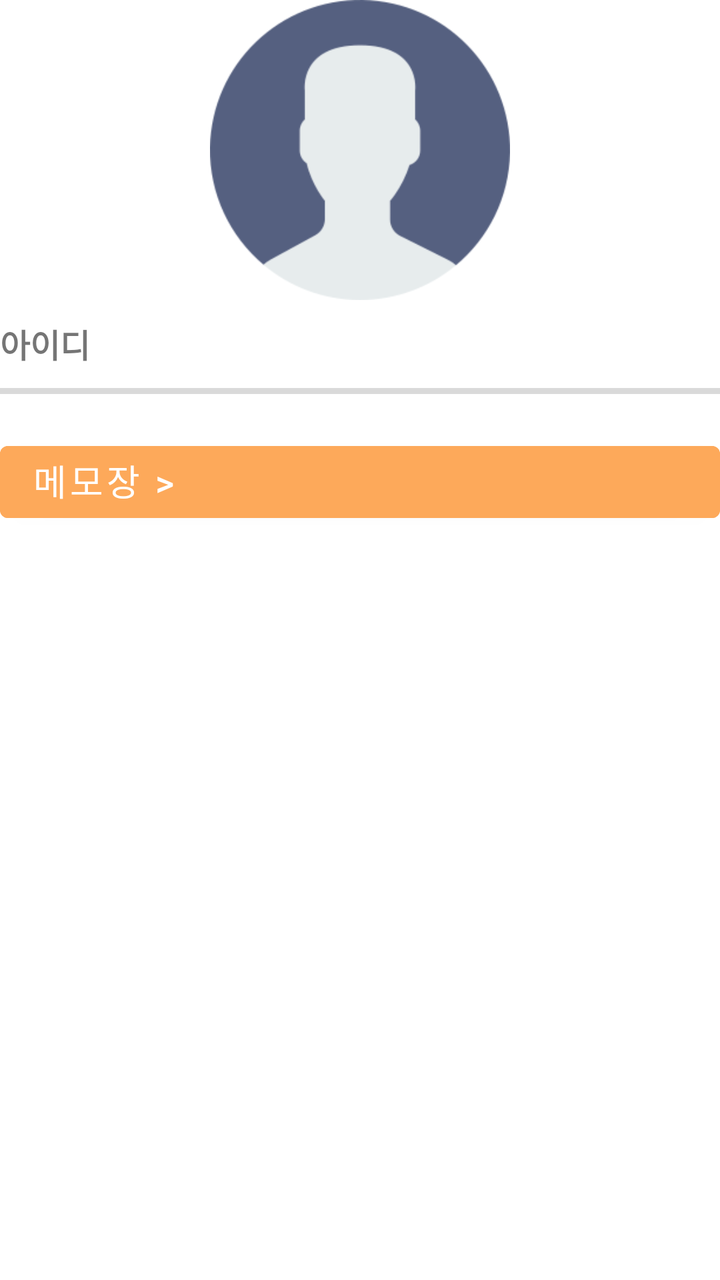
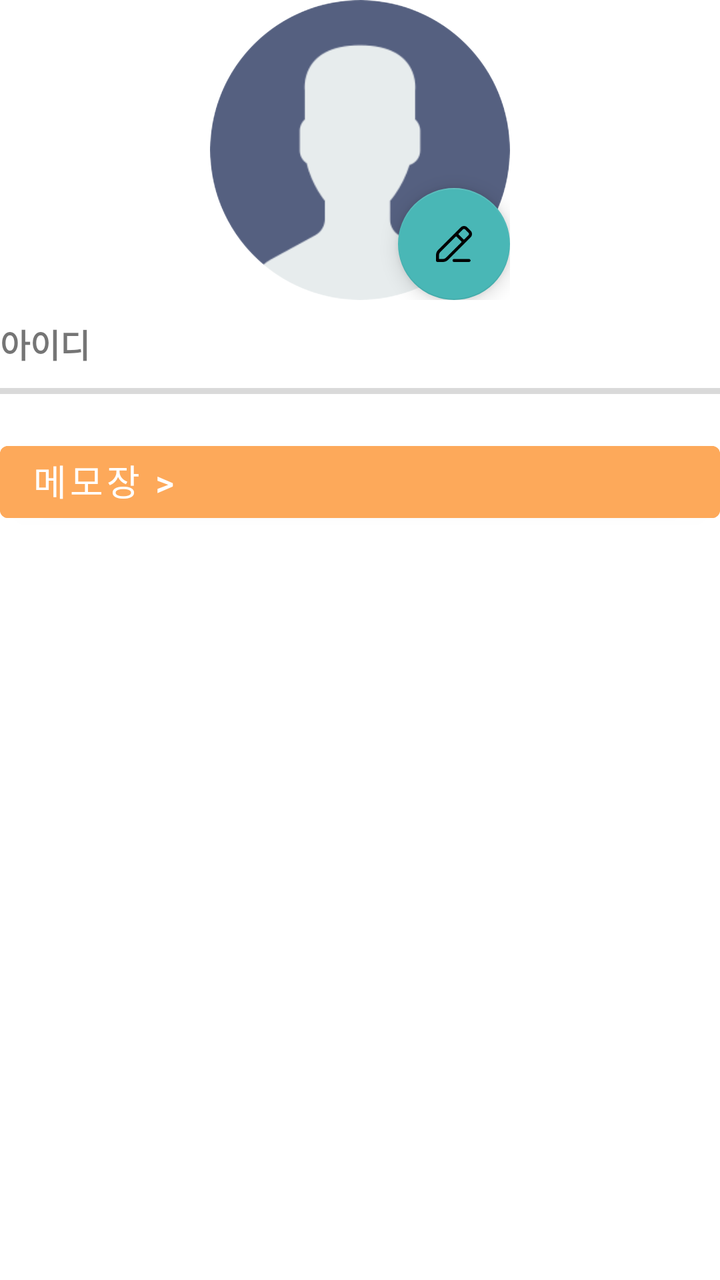

Screens rendered from an Android XML layout before and after an edit, with the pre-edit source and the edit as a unified diff.
<!-- AndroidManifest.xml: activity theme MyTheme.BookMarket -->
<!-- res/layout/activity_mypage.xml -->
<?xml version="1.0" encoding="utf-8"?>
<LinearLayout xmlns:android="http://schemas.android.com/apk/res/android"
    xmlns:app="http://schemas.android.com/apk/res-auto"
    xmlns:tools="http://schemas.android.com/tools"
    android:id="@+id/mypage"
    android:layout_width="match_parent"
    android:layout_height="match_parent"
    android:layout_margin="20dp"
    android:orientation="vertical"
    tools:context=".mypage.MyPageActivity">


    <ImageView
        android:id="@+id/loginimg"
        android:layout_width="match_parent"
        android:layout_height="150dp"
        android:layout_alignParentTop="false"
        android:layout_centerHorizontal="false"
        android:src="@drawable/mypage_user" />

    <LinearLayout
        android:id="@+id/work_layout"
        android:layout_width="match_parent"
        android:layout_height="wrap_content"
        android:layout_marginTop="10dp"
        android:layout_marginBottom="10dp"
        android:orientation="horizontal">

        <TextView
            android:layout_width="70dp"
            android:layout_height="wrap_content"
            android:layout_weight="1"
            android:text="아이디"

            android:textSize="8pt"
            android:textStyle="bold" />

        <TextView
            android:id="@+id/date"
            android:layout_width="wrap_content"
            android:layout_height="wrap_content"
            android:layout_weight="1"

            android:textColor="#022d40"
            android:textSize="8pt" />

    </LinearLayout>

    <View
        android:layout_width="match_parent"
        android:layout_height="3dp"
        android:layout_centerInParent="true"
        android:layout_gravity="center"
        android:background="#d9d9d9" />

    <Button
        android:id="@+id/meno"
        android:layout_width="match_parent"
        android:layout_height="wrap_content"

        android:layout_marginTop="20dp"
        android:backgroundTint="#FDA95A"
        android:gravity="left"
        android:text="메모장 >"
        android:textSize="18sp" />


</LinearLayout>
<!-- resources referenced by this layout -->
<resources>
  <!-- drawable mypage_user: png bitmap (drawable, 9212 bytes) -->
  <style name="MyTheme.BookMarket" parent="Theme.MaterialComponents.DayNight.DarkActionBar">
          <item name="colorPrimary">@color/appBarColor</item>
          <item name="android:statusBarColor">@color/appBarColor</item>
  
          <item name="android:navigationBarColor">@android:color/transparent</item>
  
      </style>
  <color name="appBarColor">#48B6B5</color>
</resources>

<!-- the commit's change to res/layout/activity_mypage.xml (unified diff, before → after) -->
@@ -6,17 +6,42 @@
     android:layout_width="match_parent"
     android:layout_height="match_parent"
     android:layout_margin="20dp"
+    android:gravity="center_horizontal"
     android:orientation="vertical"
     tools:context=".mypage.MyPageActivity">
 
 
-    <ImageView
-        android:id="@+id/loginimg"
-        android:layout_width="match_parent"
+    <FrameLayout
+        android:layout_width="150dp"
         android:layout_height="150dp"
-        android:layout_alignParentTop="false"
-        android:layout_centerHorizontal="false"
-        android:src="@drawable/mypage_user" />
+        android:layout_centerInParent="true">
+
+        <androidx.cardview.widget.CardView
+            android:layout_width="150dp"
+            android:layout_height="150dp"
+            app:cardCornerRadius="90dp"
+            app:cardElevation="0dp">
+
+            <ImageView
+                android:id="@+id/loginimg"
+                android:layout_width="match_parent"
+                android:layout_height="150dp"
+                android:scaleType="centerCrop"
+                android:src="@drawable/mypage_user" />
+        </androidx.cardview.widget.CardView>
+
+
+        <com.google.android.material.floatingactionbutton.FloatingActionButton
+            android:id="@+id/fab_add_photo"
+
+            android:layout_width="wrap_content"
+            android:layout_height="wrap_content"
+            android:layout_gravity="bottom|right"
+            android:src="@drawable/mypage_modify"
+            android:tint="@color/white"
+            app:backgroundTint="#49B7B6" />
+
+    </FrameLayout>
 
     <LinearLayout
         android:id="@+id/work_layout"
@@ -64,5 +89,4 @@
         android:text="메모장 >"
         android:textSize="18sp" />
 
-
 </LinearLayout>
<!-- resource entries referenced after the edit -->
@@ -1,5 +1,7 @@
 <!-- resources referenced by this layout -->
 <resources>
+  <color name="white">#FFFFFFFF</color>
+  <!-- drawable mypage_modify: png bitmap (drawable, 1503 bytes) -->
   <!-- drawable mypage_user: png bitmap (drawable, 9212 bytes) -->
   <style name="MyTheme.BookMarket" parent="Theme.MaterialComponents.DayNight.DarkActionBar">
           <item name="colorPrimary">@color/appBarColor</item>
